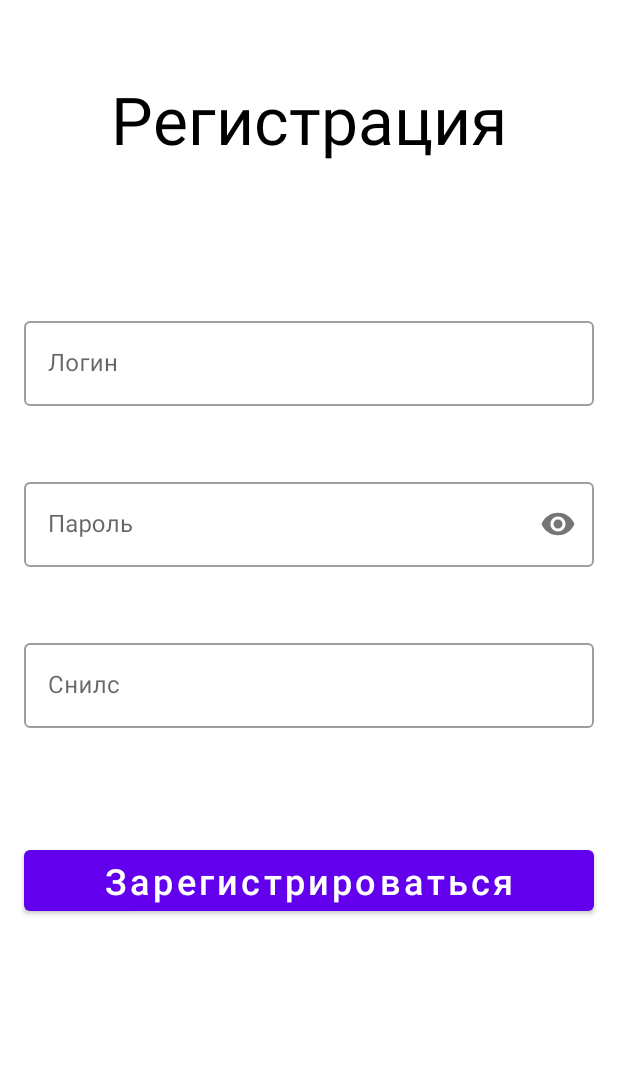
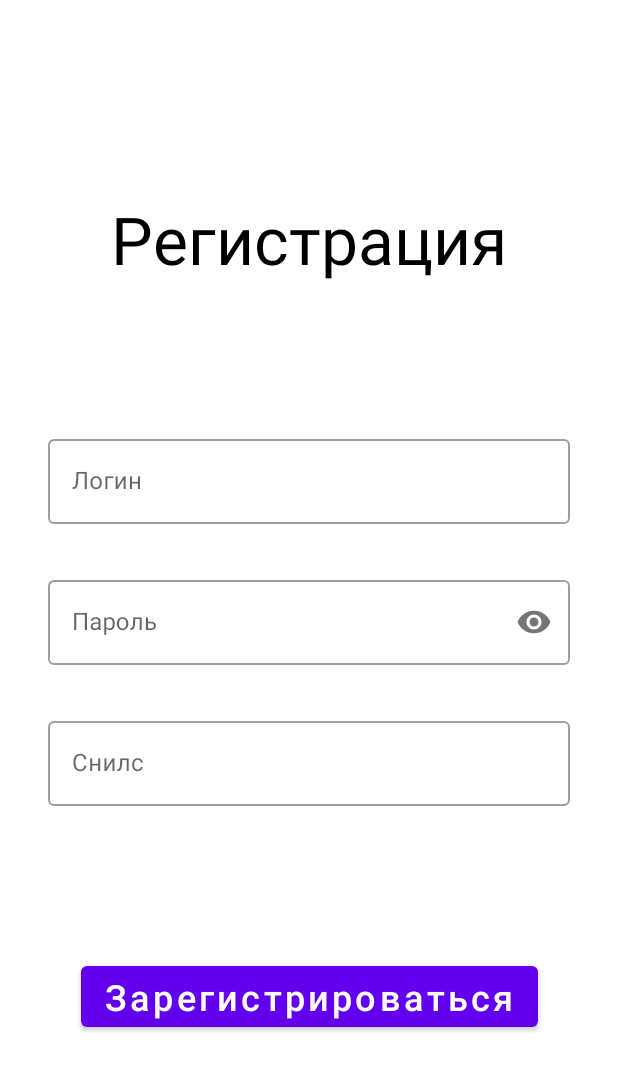
Before and after one commit to elli0tt/hackaton, an Android app: the SignUpFragment screen opened through its navigation route, on a phone screen of 412 x 824 dp. Shown: the top 1071 px of the screen. Run offline under Robolectric (Android 15) with nearby library versions, the phone set to English and light mode, and no system bars; our stand-ins replace navigation-ui.

Commit message:
Redesigned sign up screen

```diff
--- a/android-client/Hackaton/app/src/main/res/layout/fragment_registration.xml
+++ b/android-client/Hackaton/app/src/main/res/layout/fragment_registration.xml
@@ -1,18 +1,23 @@
 <?xml version="1.0" encoding="utf-8"?>
-<androidx.constraintlayout.widget.ConstraintLayout xmlns:android="http://schemas.android.com/apk/res/android"
+<ScrollView xmlns:android="http://schemas.android.com/apk/res/android"
     xmlns:app="http://schemas.android.com/apk/res-auto"
-    xmlns:tools="http://schemas.android.com/tools"
     android:layout_width="match_parent"
-    android:layout_height="match_parent">
+    android:layout_height="match_parent"
+    android:fillViewport="true">
+
+    <androidx.constraintlayout.widget.ConstraintLayout
+        android:layout_width="match_parent"
+        android:layout_height="wrap_content"
+        android:padding="32dp">
 
         <TextView
             android:id="@+id/tvRegistrationTitle"
             android:layout_width="wrap_content"
             android:layout_height="wrap_content"
-        android:text="Регистрация"
-        android:layout_marginTop="50dp"
+            android:text="@string/sign_up_registration_title"
             android:textColor="@color/black"
             android:textSize="44sp"
+            app:layout_constraintBottom_toTopOf="@id/login_sign_up_text_input_layout"
             app:layout_constraintEnd_toEndOf="parent"
             app:layout_constraintStart_toStartOf="parent"
             app:layout_constraintTop_toTopOf="parent" />
@@ -22,14 +27,13 @@
             style="@style/Widget.MaterialComponents.TextInputLayout.OutlinedBox"
             android:layout_width="match_parent"
             android:layout_height="wrap_content"
-        android:hint="Логин"
+            android:hint="@string/sign_up_hint_login"
             android:textSize="24sp"
-        android:layout_marginRight="16dp"
-        android:layout_marginLeft="16dp"
-        android:layout_marginTop="100dp"
+            app:layout_constraintBottom_toTopOf="@id/password_sign_up_text_input_layout"
             app:layout_constraintEnd_toEndOf="parent"
             app:layout_constraintStart_toStartOf="parent"
-        app:layout_constraintTop_toBottomOf="@+id/tvRegistrationTitle">
+            app:layout_constraintTop_toTopOf="parent"
+            app:layout_constraintVertical_chainStyle="packed">
 
             <com.google.android.material.textfield.TextInputEditText
                 android:id="@+id/login_sign_up_text_edit"
@@ -43,15 +47,14 @@
             style="@style/Widget.MaterialComponents.TextInputLayout.OutlinedBox"
             android:layout_width="match_parent"
             android:layout_height="wrap_content"
+            android:layout_marginTop="32dp"
             android:hint="@string/password"
             android:textSize="24sp"
-        android:layout_marginLeft="16dp"
-        android:layout_marginRight="16dp"
-        app:passwordToggleEnabled="true"
-        android:layout_marginTop="45dp"
+            app:layout_constraintBottom_toTopOf="@id/snils_sign_up_text_input_layout"
             app:layout_constraintEnd_toEndOf="parent"
             app:layout_constraintStart_toStartOf="parent"
-        app:layout_constraintTop_toBottomOf="@+id/login_sign_up_text_input_layout" >
+            app:layout_constraintTop_toBottomOf="@+id/login_sign_up_text_input_layout"
+            app:passwordToggleEnabled="true">
 
             <com.google.android.material.textfield.TextInputEditText
                 android:id="@+id/password_sign_up_text_edit"
@@ -65,14 +68,13 @@
             style="@style/Widget.MaterialComponents.TextInputLayout.OutlinedBox"
             android:layout_width="match_parent"
             android:layout_height="wrap_content"
+            android:layout_marginTop="32dp"
             android:hint="@string/snils"
             android:textSize="24sp"
-        android:layout_marginLeft="16dp"
-        android:layout_marginRight="16dp"
-        android:layout_marginTop="45dp"
+            app:layout_constraintBottom_toBottomOf="parent"
             app:layout_constraintEnd_toEndOf="parent"
             app:layout_constraintStart_toStartOf="parent"
-        app:layout_constraintTop_toBottomOf="@+id/password_sign_up_text_input_layout" >
+            app:layout_constraintTop_toBottomOf="@+id/password_sign_up_text_input_layout">
 
             <com.google.android.material.textfield.TextInputEditText
                 android:id="@+id/snils_sign_up_text_edit"
@@ -81,29 +83,41 @@
                 android:inputType="numberDecimal" />
         </com.google.android.material.textfield.TextInputLayout>
 
-
         <Button
             android:id="@+id/buttonStartRegistration"
-        android:layout_width="0dp"
+            android:layout_width="wrap_content"
             android:layout_height="wrap_content"
-        android:layout_marginTop="75dp"
-        android:layout_marginStart="16dp"
-        android:layout_marginEnd="16dp"
             android:text="@string/sign_up"
             android:textAllCaps="false"
             android:textSize="@dimen/standard_big_text_size"
+            app:layout_constraintBottom_toBottomOf="parent"
             app:layout_constraintEnd_toEndOf="parent"
             app:layout_constraintStart_toStartOf="parent"
             app:layout_constraintTop_toBottomOf="@+id/snils_sign_up_text_input_layout" />
 
+        <View
+            android:id="@+id/loading_view"
+            android:layout_width="0dp"
+            android:layout_height="0dp"
+            android:alpha="0.8"
+            android:background="@android:color/white"
+            android:elevation="4dp"
+            android:visibility="invisible"
+            app:layout_constraintBottom_toBottomOf="parent"
+            app:layout_constraintEnd_toEndOf="parent"
+            app:layout_constraintStart_toStartOf="parent"
+            app:layout_constraintTop_toTopOf="parent" />
+
         <ProgressBar
-        android:id="@+id/progressBarRegistration"
+            android:id="@+id/progress_bar"
             style="?android:attr/progressBarStyle"
             android:layout_width="wrap_content"
             android:layout_height="wrap_content"
+            android:elevation="4dp"
             android:visibility="invisible"
-        app:layout_constraintBottom_toTopOf="@+id/buttonStartRegistration"
+            app:layout_constraintBottom_toBottomOf="parent"
             app:layout_constraintEnd_toEndOf="parent"
             app:layout_constraintStart_toStartOf="parent"
-        app:layout_constraintTop_toBottomOf="@+id/snils_sign_up_text_input_layout" />
+            app:layout_constraintTop_toTopOf="parent" />
     </androidx.constraintlayout.widget.ConstraintLayout>
+</ScrollView>
--- a/android-client/Hackaton/app/src/main/res/values/strings.xml
+++ b/android-client/Hackaton/app/src/main/res/values/strings.xml
@@ -32,6 +32,12 @@
     <string name="settings">Настройки</string>
     <!-- TODO: Remove or change this placeholder text -->
     <string name="hello_blank_fragment">Hello blank fragment</string>
+
     <string name="when_we_send_notifications">Каждый день в %1$s мы будем присылать вам уведомления!</string>
     <string name="exit">Выход</string>
+
+    <string name="password_length_error_message">Пароль должен содержать более 6 символов</string>
+    <string name="all_fields_should_be_filled_error_message">Все поля должны быть заполнены</string>
+    <string name="sign_up_registration_title">Регистрация</string>
+    <string name="sign_up_hint_login">Логин</string>
 </resources>
```
Also changed, not shown: android-client/Hackaton/app/src/main/java/com/example/hackatonapp/presentation/screen/sign_up/SignUpFragment.kt (+24 -31 lines), android-client/Hackaton/app/src/main/java/com/example/hackatonapp/presentation/screen/sign_up/SignUpViewModel.kt (+6 -7 lines), android-client/Hackaton/app/src/main/res/layout/fragment_init.xml (+4 -8 lines). Lines whose indentation alone changed are shown as unchanged.
